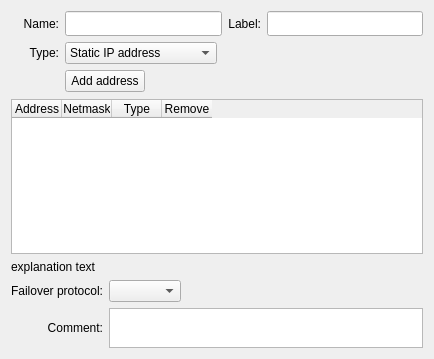
fwbuilder/fwbuilder, file src/gui/InterfaceEditorWidget.ui: the form before one commit.
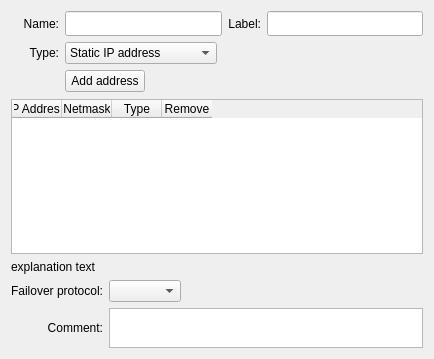
The form after the commit.

Commit message: fixed #1792 address column header in InterfaceEditorWidget should say "IP Address"

What changed in the file:
```diff
--- a/src/gui/InterfaceEditorWidget.ui
+++ b/src/gui/InterfaceEditorWidget.ui
@@ -145,7 +145,7 @@
      </attribute>
      <column>
       <property name="text">
-       <string>Address</string>
+       <string>IP Address</string>
       </property>
      </column>
      <column>
```
Left out of the diff: 3 changed lines with no effect on the pictures. The commit also changes 1 other file.
